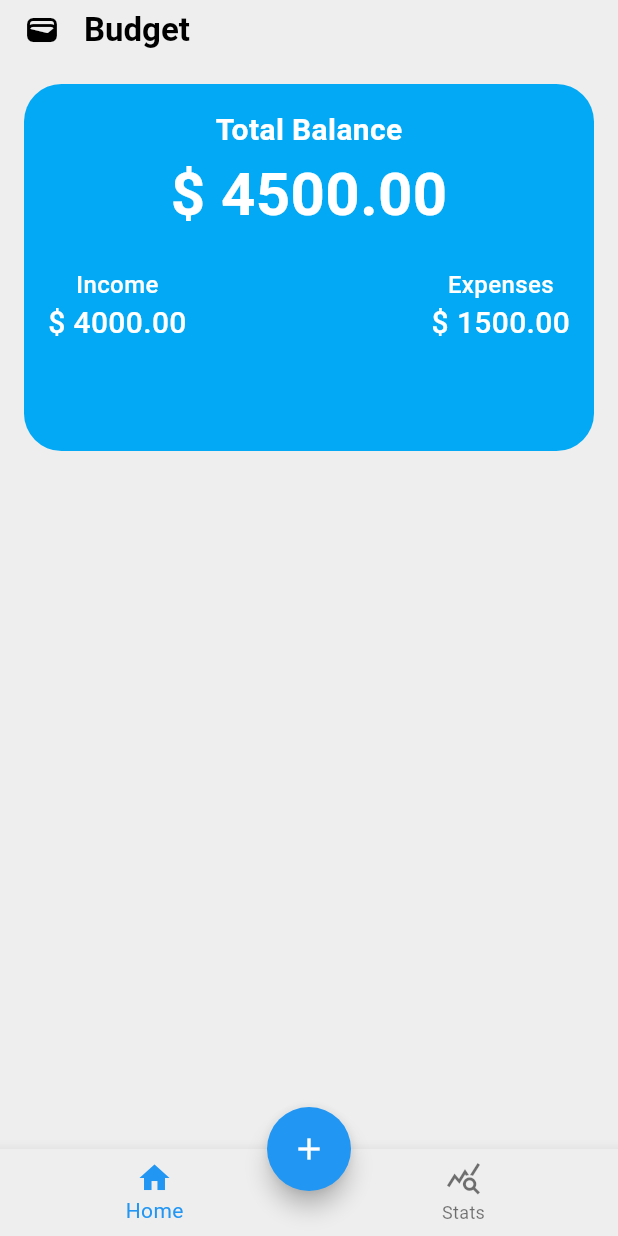
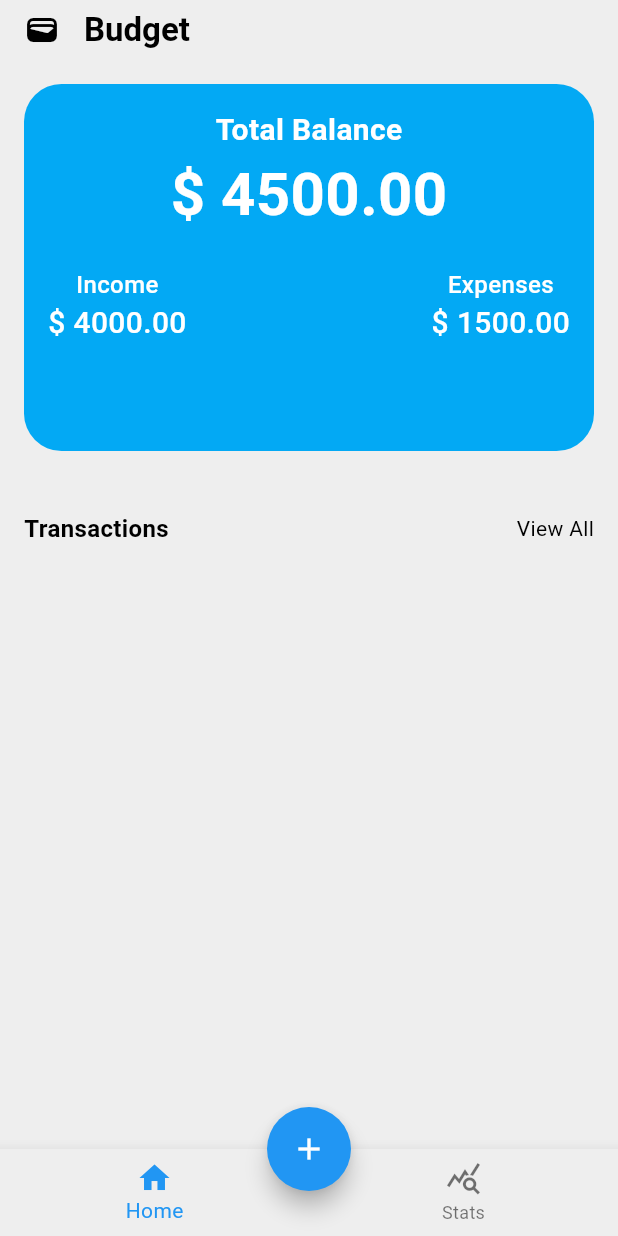
Before and after one commit to RustamHabibovv/expense_tracker, a Flutter app: the screen it shows after launch, on a phone screen of 412 x 824 dp. Run offline on Flutter 3.47's test engine with Material 3 defaults, Android fonts, the phone set to English and light mode, and no system bars.

Commit message:
Transactions part started

```diff
--- a/lib/pages/budget.dart
+++ b/lib/pages/budget.dart
@@ -20,7 +20,9 @@ class BudgetPage extends StatelessWidget {
       ),
       body: Padding(
         padding: const EdgeInsets.all(16.0),
-        child: Container(
+        child: Column(
+          children: [
+            Container(
               width: MediaQuery.of(context).size.width,
               height: MediaQuery.of(context).size.height/3-30,
               decoration:  BoxDecoration(
@@ -67,6 +69,17 @@ class BudgetPage extends StatelessWidget {
                 ],
               ),
             ),
+            const SizedBox(height: 40,),
+            const Row(
+              mainAxisAlignment: MainAxisAlignment.spaceBetween,
+              children: [
+                Text('Transactions',style: TextStyle(fontSize: 16,fontWeight: FontWeight.w600),),
+                Text('View All',style: TextStyle(fontSize: 14),)
+              ],
+            )
+          ],
+        ),
+
       ),
 
 
```
Lines whose indentation alone changed are shown as unchanged.
